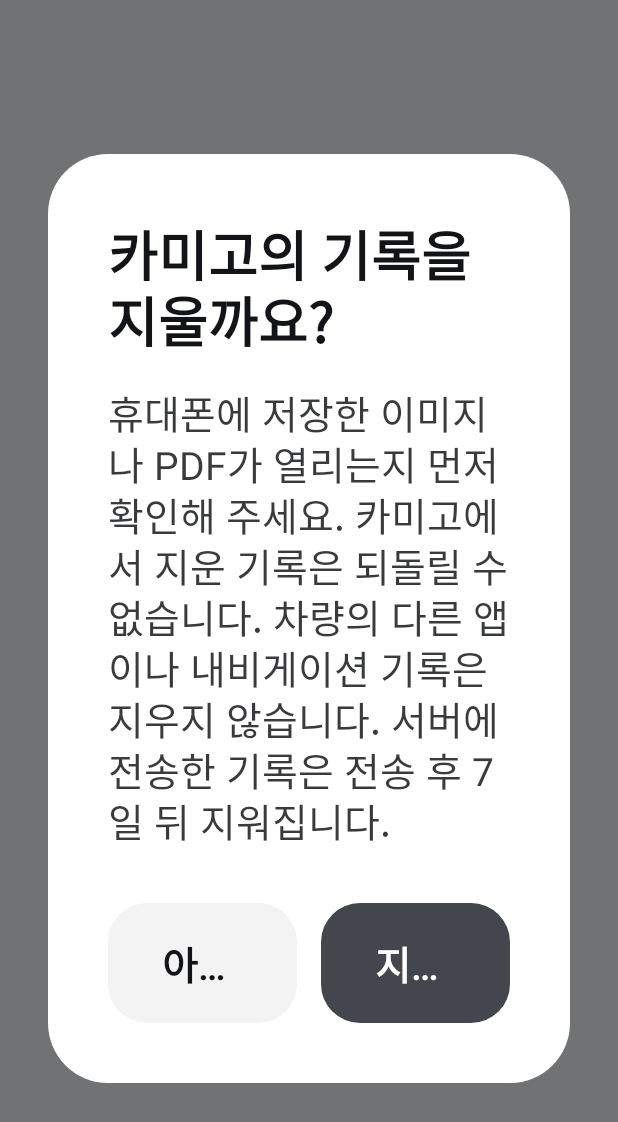
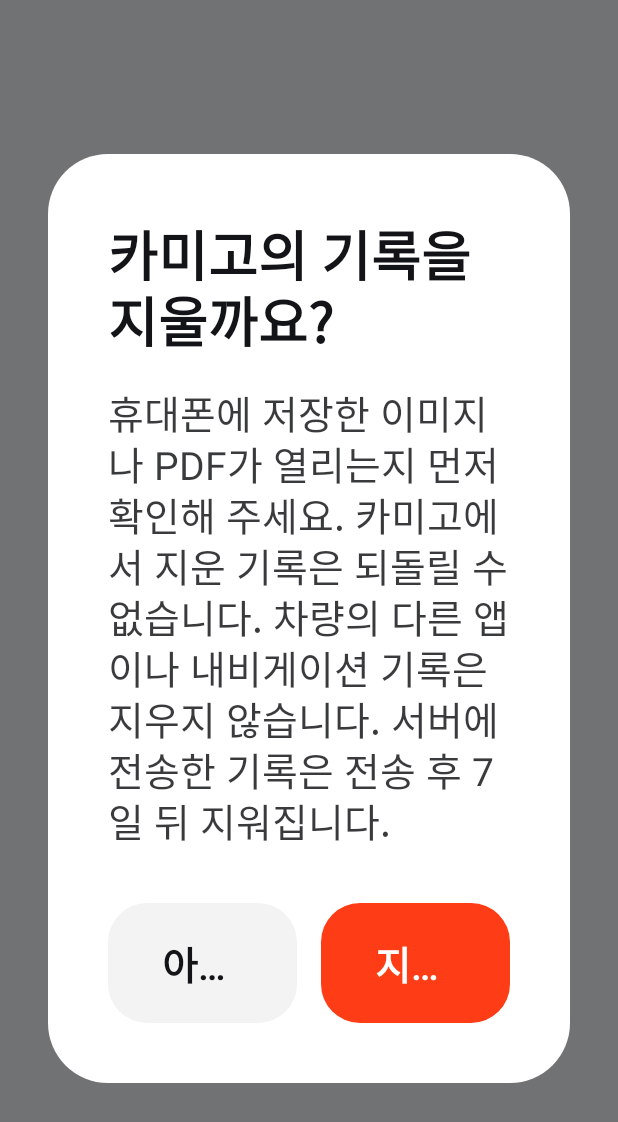
Before and after one commit to raphael1063/carmigo, an Android app built with Jetpack Compose: the composable WipeConfirmPopup shown on its own in the app's theme, on a phone screen of 412 x 824 dp. Shown: the top 1122 px of the screen. Run offline under Robolectric (Android 15) with nearby library versions, the phone set to English and light mode, and no system bars.

Commit message:
Wipe confirm: the final 지우기 button uses the guide's negative (red) color

```diff
--- a/app/src/main/java/com/lrlr/carmigo/ui/Components.kt
+++ b/app/src/main/java/com/lrlr/carmigo/ui/Components.kt
@@ -111,6 +111,8 @@ fun IviButton(
     quiet: Boolean = false,
     /** 되돌릴 수 없는 동작: 채운 버튼이어도 로고 색 대신 중립색 */
     neutral: Boolean = false,
+    /** 지우기 확인 창의 최종 단추: OS 가이드의 negative 색 */
+    danger: Boolean = false,
 ) {
     val c = Ivi.colors
     val source = remember { MutableInteractionSource() }
@@ -119,6 +121,7 @@ fun IviButton(
     val scale by animateFloatAsState(if (pressed && active) 0.95f else 1f, tween(100), label = "press")
     val bg = when {
         !active -> c.buttonBasicEnabled
+        filled && danger -> if (pressed) c.negative.copy(alpha = 0.85f) else c.negative
         filled && neutral -> if (pressed) c.buttonNeutralPressed else c.buttonNeutralEnabled
         filled -> if (pressed) c.buttonFilledPressed else c.buttonFilledEnabled
         else -> if (pressed) c.buttonBasicPressed else c.buttonBasicEnabled
@@ -126,6 +129,7 @@ fun IviButton(
     val fg = when {
         // 흐린 버튼은 누를 수 없을 때에도 읽을 수 있어야 한다("마지막 주행"은 주행 중에도 보인다)
         !active -> if (quiet) c.textTertiary else c.textQuaternary
+        filled && danger -> Color.White
         filled && neutral -> c.onButtonNeutral
         filled -> c.onButtonFilled
         quiet -> c.textTertiary
--- a/app/src/main/java/com/lrlr/carmigo/ui/Screens.kt
+++ b/app/src/main/java/com/lrlr/carmigo/ui/Screens.kt
@@ -990,7 +990,7 @@ fun ExportPopup(state: AppState, sending: Sending, url: String?, onClose: () ->
 fun WipeConfirmPopup(onNo: () -> Unit, onYes: () -> Unit) {
     IviPopup(onNo, buttons = {
         IviButton("아직이요", onNo, Modifier.weight(1f))
-        IviButton("지우기", onYes, Modifier.weight(1f), filled = true, neutral = true)
+        IviButton("지우기", onYes, Modifier.weight(1f), filled = true, danger = true)
     }) {
         PopupTitle("카미고의 기록을 지울까요?", "휴대폰에 저장한 이미지나 PDF가 열리는지 먼저 확인해 주세요. 카미고에서 지운 기록은 되돌릴 수 없습니다. 차량의 다른 앱이나 내비게이션 기록은 지우지 않습니다. 서버에 전송한 기록은 전송 후 7일 뒤 지워집니다.")
     }
```
Also changed, not shown: 1 other file.
